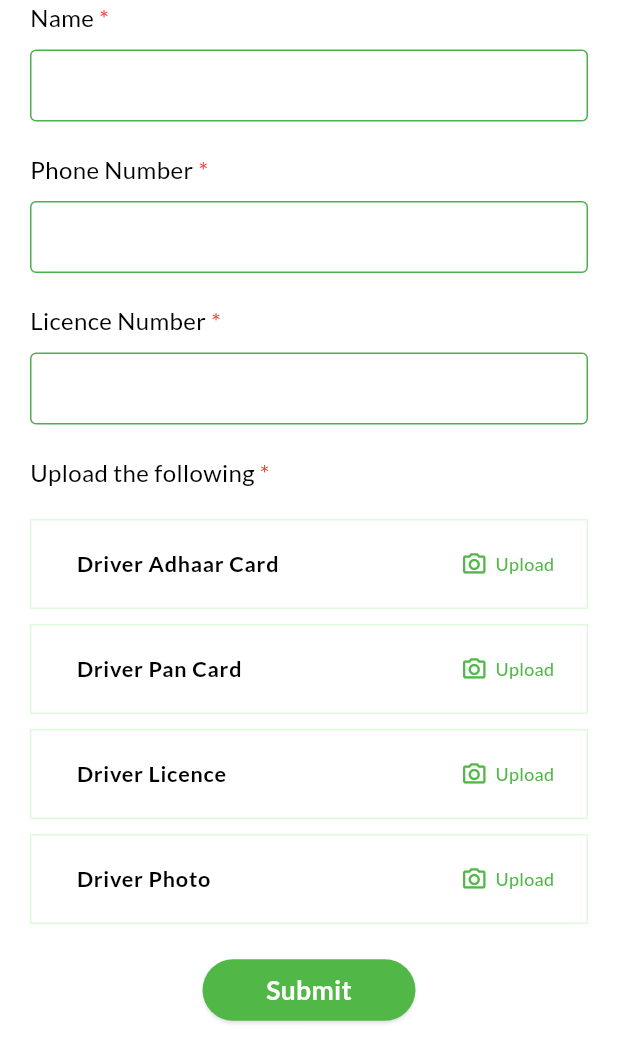
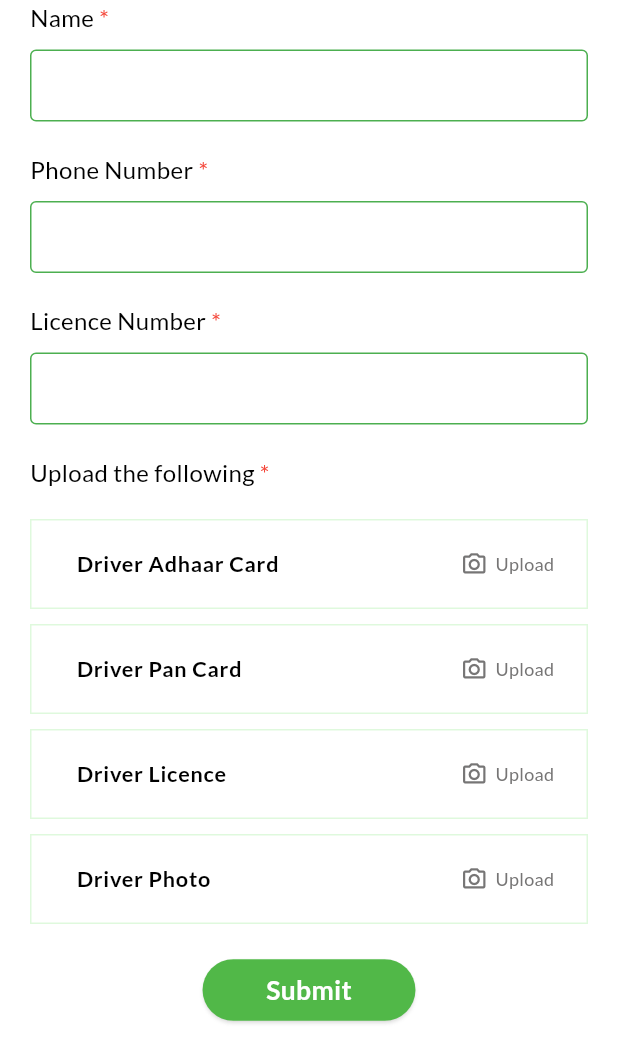
Before and after one commit to Tushar1805/globeporter, a Flutter app: the DriverTab screen opened directly, on a phone screen of 412 x 824 dp. Shown: the top 1063 px of the screen. Run offline on Flutter 3.47's test engine with Material 3 defaults, Android fonts, the phone set to English and light mode, and no system bars; our stand-ins replace camera, connectivity_plus, country_code_picker, device_preview, dropdown_button2, equatable and 17 more; missing offline and left inert: colorize, country_phone_validator, fimber, flutter_facebook_auth; accounts and stored records are empty; project files that could hold a hidden picture were left out.

Commit message:
UI update for owner vehicle driver details page

```diff
--- a/lib/l10n/app_en.arb
+++ b/lib/l10n/app_en.arb
@@ -136,6 +136,8 @@
     "@orSignUpString": {},
     "uploadDocumentString": "Upload Document",
     "uploadString": "Upload",
+    "uploadedString": "Uploaded",
+    "@uploadedString": {},
     "@uploadString": {},
     "@uploadDocumentString": {},
     "updateString": "Update",
@@ -253,5 +255,7 @@
     "offerRideString": "OFFER RIDE",
     "@offerRideString": {},
     "newString": "NEW",
-    "@newString": {}
+    "@newString": {},
+    "retakeString": "Retake",
+    "@retakeString": {}
 }
--- a/lib/l10n/app_hi.arb
+++ b/lib/l10n/app_hi.arb
@@ -70,6 +70,7 @@
     "orSignUpString": "या इसके साथ साइन अप करें",
     "uploadDocumentString": "दस्तावेज़ अपलोड करें",
     "uploadString": "अपलोड करें",
+    "uploadedString": "अपलोड किए गए",
     "updateString": "अद्यतन करें",
     "notificationString": "अधिसूचना",
     "todayString": "आज",
@@ -127,5 +128,6 @@
     "typeAMessageString": "एक संदेश टाइप करें",
     "newRideString": "नई सवारी",
     "offerRideString": "सवारी की पेशकश करें",
-    "newString": "नया"
+    "newString": "नया",
+    "retakeString": "फिर से ले"
 }
--- a/lib/l10n/app_localizations.dart
+++ b/lib/l10n/app_localizations.dart
@@ -502,6 +502,12 @@ abstract class AppLocalizations {
   /// **'Upload'**
   String get uploadString;
 
+  /// No description provided for @uploadedString.
+  ///
+  /// In en, this message translates to:
+  /// **'Uploaded'**
+  String get uploadedString;
+
   /// No description provided for @updateString.
   ///
   /// In en, this message translates to:
@@ -849,6 +855,12 @@ abstract class AppLocalizations {
   /// In en, this message translates to:
   /// **'NEW'**
   String get newString;
+
+  /// No description provided for @retakeString.
+  ///
+  /// In en, this message translates to:
+  /// **'Retake'**
+  String get retakeString;
 }
 
 class _AppLocalizationsDelegate
--- a/lib/l10n/app_localizations_en.dart
+++ b/lib/l10n/app_localizations_en.dart
@@ -218,6 +218,9 @@ class AppLocalizationsEn extends AppLocalizations {
   String get uploadString => 'Upload';
 
   @override
+  String get uploadedString => 'Uploaded';
+
+  @override
   String get updateString => 'Update';
 
   @override
@@ -391,4 +394,7 @@ class AppLocalizationsEn extends AppLocalizations {
 
   @override
   String get newString => 'NEW';
+
+  @override
+  String get retakeString => 'Retake';
 }
--- a/lib/l10n/app_localizations_hi.dart
+++ b/lib/l10n/app_localizations_hi.dart
@@ -217,6 +217,9 @@ class AppLocalizationsHi extends AppLocalizations {
   String get uploadString => 'अपलोड करें';
 
   @override
+  String get uploadedString => 'अपलोड किए गए';
+
+  @override
   String get updateString => 'अद्यतन करें';
 
   @override
@@ -390,4 +393,7 @@ class AppLocalizationsHi extends AppLocalizations {
 
   @override
   String get newString => 'नया';
+
+  @override
+  String get retakeString => 'फिर से ले';
 }
--- a/lib/l10n/app_localizations_mr.dart
+++ b/lib/l10n/app_localizations_mr.dart
@@ -216,6 +216,9 @@ class AppLocalizationsMr extends AppLocalizations {
   String get uploadString => 'अपलोड करा';
 
   @override
+  String get uploadedString => 'अपलोड केले';
+
+  @override
   String get updateString => 'अपडेट करा';
 
   @override
@@ -389,4 +392,7 @@ class AppLocalizationsMr extends AppLocalizations {
 
   @override
   String get newString => 'नवीन';
+
+  @override
+  String get retakeString => 'पुन्हा घ्या';
 }
--- a/lib/l10n/app_mr.arb
+++ b/lib/l10n/app_mr.arb
@@ -73,6 +73,7 @@
     "orSignUpString": "किंवा सह साइन अप करा",
     "uploadDocumentString": "दस्तऐवज अपलोड करा",
     "uploadString": "अपलोड करा",
+    "uploadedString": "अपलोड केले",
     "updateString": "अपडेट करा",
     "notificationString": "सूचना",
     "todayString": "आज",
@@ -130,5 +131,6 @@
     "typeAMessageString": "एक संदेश टाइप करा",
     "newRideString": "नवीन राइड",
     "offerRideString": "राइड ऑफर करा",
-    "newString": "नवीन"
+    "newString": "नवीन",
+    "retakeString": "पुन्हा घ्या"
 }
--- a/lib/presentation/driver/view/driver_tab_screen.dart
+++ b/lib/presentation/driver/view/driver_tab_screen.dart
@@ -111,6 +111,7 @@ class _DriverTabState extends State<DriverTab> {
             ),
             UploadWidget(
               text: AppLocalizations.of(context)!.driverAdhaarCardString,
+              uploaded: (frontAdhaar != null && backAdhaar != null),
               onTap: () {
                 context.pushNamed(
                   uploadDocumentScreen,
@@ -143,6 +144,7 @@ class _DriverTabState extends State<DriverTab> {
             ),
             UploadWidget(
               text: AppLocalizations.of(context)!.driverPanCardString,
+              uploaded: (frontPan != null && backPan != null),
               onTap: () {
                 setState(() {
                   loading = false;
@@ -178,6 +180,7 @@ class _DriverTabState extends State<DriverTab> {
             ),
             UploadWidget(
               text: AppLocalizations.of(context)!.driverLicenceString,
+              uploaded: (frontLicence != null && backLicence != null),
               onTap: () {
                 context.pushNamed(
                   uploadDocumentScreen,
@@ -210,6 +213,7 @@ class _DriverTabState extends State<DriverTab> {
             ),
             UploadWidget(
               text: AppLocalizations.of(context)!.driverPhotoString,
+              uploaded: driverPhoto != null,
               onTap: () {
                 context.pushNamed(
                   normalUploadScreen,
--- a/lib/presentation/driver/view/owner_tab_screen.dart
+++ b/lib/presentation/driver/view/owner_tab_screen.dart
@@ -210,6 +210,7 @@ class _OwnerTabState extends State<OwnerTab> {
             ),
             UploadWidget(
               text: AppLocalizations.of(context)!.ownerAdhaarCardString,
+              uploaded: (frontAdhaar != null && backAdhaar != null),
               onTap: () {
                 context.pushNamed(
                   uploadDocumentScreen,
@@ -243,6 +244,7 @@ class _OwnerTabState extends State<OwnerTab> {
             ),
             UploadWidget(
               text: AppLocalizations.of(context)!.ownerPanCardString,
+              uploaded: (frontPan != null && backPan != null),
               onTap: () {
                 context.pushNamed(
                   uploadDocumentScreen,
@@ -276,6 +278,7 @@ class _OwnerTabState extends State<OwnerTab> {
             UploadWidget(
               text:
                   '${AppLocalizations.of(context)!.ownerString} ${AppLocalizations.of(context)!.photoString}',
+              uploaded: ownerPhoto != null,
               onTap: () {
                 context.pushNamed(
                   normalUploadScreen,
--- a/lib/presentation/driver/view/vehicle_tab_screen.dart
+++ b/lib/presentation/driver/view/vehicle_tab_screen.dart
@@ -258,6 +258,7 @@ class _VehicleTabState extends State<VehicleTab> {
               ),
               UploadWidget(
                 text: AppLocalizations.of(context)!.uploadRcString,
+                uploaded: (frontRc != null && backRc != null),
                 onTap: () {
                   context.pushNamed(
                     uploadDocumentScreen,
@@ -290,6 +291,7 @@ class _VehicleTabState extends State<VehicleTab> {
               ),
               UploadWidget(
                 text: AppLocalizations.of(context)!.vehiclePhotoString,
+                uploaded: (vehiclePhoto != null),
                 onTap: () {
                   context.pushNamed(
                     normalUploadScreen,
--- a/lib/presentation/driver/widgets/upload_widget.dart
+++ b/lib/presentation/driver/widgets/upload_widget.dart
@@ -8,9 +8,11 @@ class UploadWidget extends StatelessWidget {
     super.key,
     required this.text,
     required this.onTap,
+    required this.uploaded,
   });
   final String text;
   final VoidCallback onTap;
+  final bool uploaded;
 
   @override
   Widget build(BuildContext context) {
@@ -27,13 +29,21 @@ class UploadWidget extends StatelessWidget {
               onPressed: onTap,
               child: Row(
                 children: [
-                  Icon(Icons.camera_alt_outlined),
+                  Icon(
+                    Icons.camera_alt_outlined,
+                    color: uploaded ? primaryColor : greyTextColor,
+                  ),
                   const SizedBox(
                     width: 5,
                   ),
                   Text(
-                    AppLocalizations.of(context)!.uploadString,
-                    style: Theme.of(context).textTheme.bodyMedium?.copyWith(color: primaryColor),
+                    uploaded
+                        ? AppLocalizations.of(context)!.uploadedString
+                        : AppLocalizations.of(context)!.uploadString,
+                    style: Theme.of(context)
+                        .textTheme
+                        .bodyMedium
+                        ?.copyWith(color: uploaded ? primaryColor : greyTextColor),
                   )
                 ],
               ),
--- a/lib/routes/app_routes.dart
+++ b/lib/routes/app_routes.dart
@@ -38,3 +38,4 @@ const referAndEarnScreen = '/refer_screen';
 const uploadDocumentScreen = '/upload_document_screen';
 const normalUploadScreen = '/normal_upload_screen';
 const fullImagePreviewScreen = '/full_image_preview_screen';
+const imageReviewScreen = '/image_review_screen';
```
Also changed, not shown: lib/presentation/driver/view/owner_details_screen.dart (+27 -9 lines), lib/presentation/driver/widgets/document_upload_screen.dart (+38 -2 lines), lib/presentation/driver/widgets/image_review_screen.dart (added, +63 -0 lines), lib/routes/app_router.dart (+19 -0 lines).
